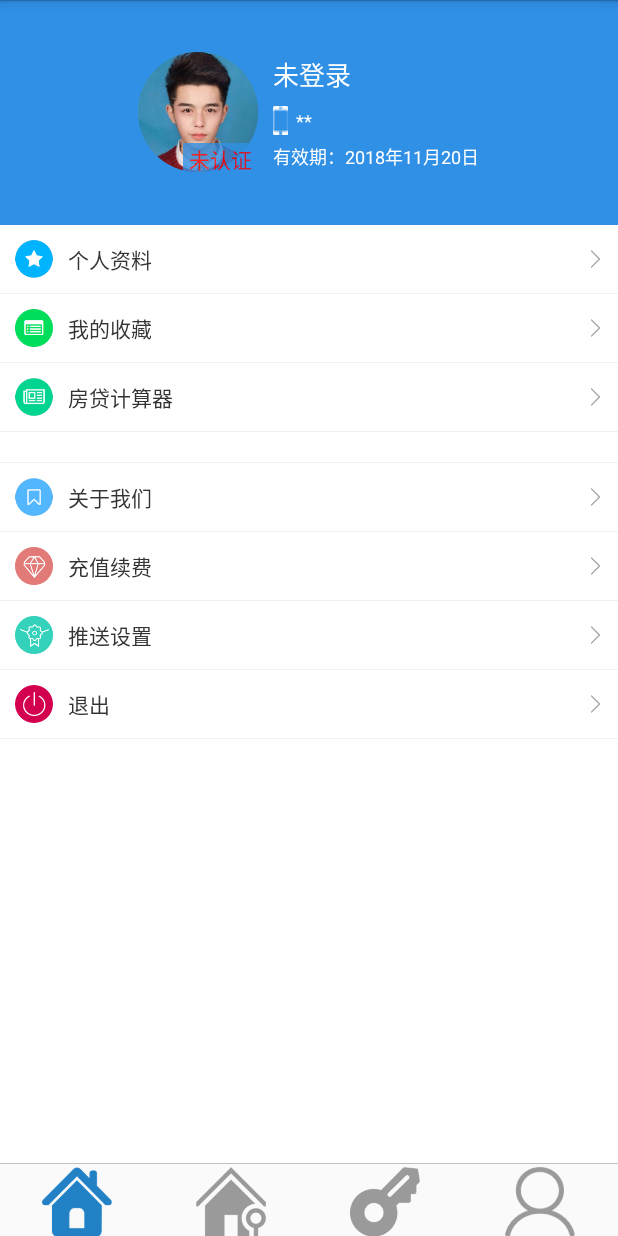
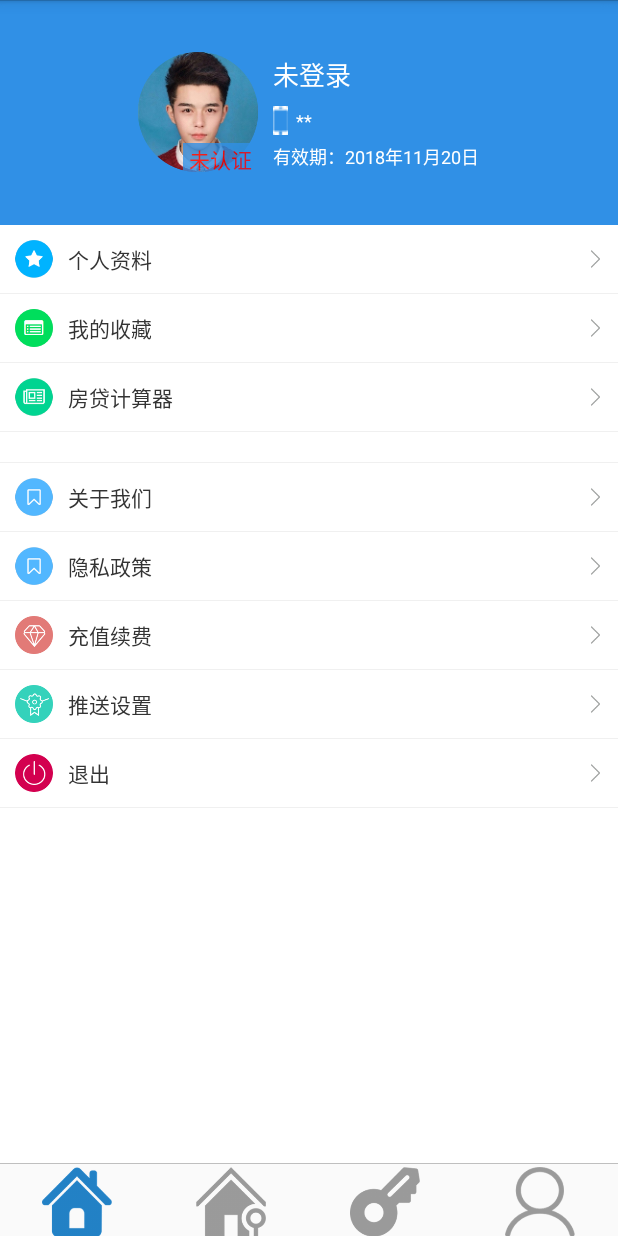
Before and after one commit to zane618/HelplHouseAndorid-master, an Android app: the fragment MineFragment placed in its activity, on a phone screen of 412 x 824 dp. Run offline under Robolectric (Android 15) with nearby library versions, the phone set to English and light mode, and no system bars; our stand-ins replace CircleImageView; libraries missing offline, so code that uses them is left out: cn.jpush.android, com.loc.l.

Commit message:
应用内添加常驻隐私政策

```diff
--- a/app/src/main/AndroidManifest.xml
+++ b/app/src/main/AndroidManifest.xml
@@ -34,18 +34,14 @@
     <uses-permission android:name="android.permission.READ_CONTACTS" />
     <!-- 允许应用程序更改主屏幕中的设置和快捷方式 -->
     <uses-permission android:name="android.permission.WRITE_SETTINGS" />
-    <uses-permission android:name="android.permission.SEND_SMS" />
     <!-- 允许应用程序写入(不能读取)用户的通讯录数据 -->
     <uses-permission android:name="android.permission.SYSTEM_ALERT_WINDOW" />
-    <uses-permission android:name="android.permission.READ_SMS" />
     <!-- 允许程序获取当前或最近运行的应用 -->
     <uses-permission android:name="android.permission.GET_TASKS" />
     <uses-permission android:name="android.permission.WAKE_LOCK" />
     <!-- 允许应用程序修改全局声音设置的权限 -->
     <uses-permission android:name="android.permission.MODIFY_AUDIO_SETTINGS" />
     <uses-permission android:name="android.permission.INTERACT_ACROSS_USERS_FULL" />
-    <!-- 录音 -->
-    <uses-permission android:name="android.permission.RECORD_AUDIO" />
     <!-- 控制振动器 -->
     <uses-permission android:name="android.permission.VIBRATE" />
     <uses-permission android:name="android.permission.RECEIVE_BOOT_COMPLETED" />
--- a/app/src/main/java/com/zidiv/realty/fragment/MineFragment.java
+++ b/app/src/main/java/com/zidiv/realty/fragment/MineFragment.java
@@ -78,6 +78,7 @@ public class MineFragment extends BaseFragment implements View.OnClickListener {
     private RelativeLayout my_calculate;//房贷计算器
     private RelativeLayout my_push;//推送
     private RelativeLayout my_price;//充值
+    private RelativeLayout my_yszc;//隐私政策
     private AlertDialog alertDialog;
     private final int REQUEST_IMAGE = 2;
     private ArrayList<String> mSelectPath;
@@ -141,7 +142,7 @@ public class MineFragment extends BaseFragment implements View.OnClickListener {
         my_price = (RelativeLayout) view.findViewById(R.id.my_price);
         my_push = (RelativeLayout) view.findViewById(R.id.my_push);
         my_loginout = (RelativeLayout) view.findViewById(R.id.my_loginout);
-
+        my_yszc = view.findViewById(R.id.my_yszc);
         //点击事件
         my_info.setOnClickListener(this);
         my_collect.setOnClickListener(this);
@@ -151,6 +152,7 @@ public class MineFragment extends BaseFragment implements View.OnClickListener {
         my_push.setOnClickListener(this);
         my_loginout.setOnClickListener(this);
         img_avatar.setOnClickListener(this);
+        my_yszc.setOnClickListener(this);
     }
 
 
@@ -285,6 +287,14 @@ public class MineFragment extends BaseFragment implements View.OnClickListener {
                 break;
             case R.id.dimiss_dialoag:
                 alertDialog.dismiss();
+                break;
+            case R.id.my_yszc:
+                Intent intentone = new Intent(context, AdDetailActivity.class);
+//                intentone.putExtra("title", "用户服务协议");
+//                intentone.putExtra("src", "http://www.80mf.com/admin/notlogin.htm");
+                intentone.putExtra("title", "隐私政策");
+                intentone.putExtra("src", "http://www.80mf.com/admin/snotlogin.htm");
+                startActivity(intentone);
                 break;
             default:
                 System.out.print("NO-imageView");
--- a/app/src/main/res/layout/fragment_mine.xml
+++ b/app/src/main/res/layout/fragment_mine.xml
@@ -251,6 +251,46 @@
                 android:layout_width="match_parent"
                 android:layout_height="1px"
                 android:background="@color/background_all" />
+            <!-- 隐私政策 -->
+            <RelativeLayout
+                android:id="@+id/my_yszc"
+                android:layout_width="match_parent"
+                android:layout_height="45dp"
+                android:background="@color/white"
+                android:padding="10dp">
+
+                <ImageView
+                    android:id="@+id/img_yszc"
+                    android:layout_width="25dp"
+                    android:layout_height="25dp"
+                    android:layout_centerVertical="true"
+                    android:scaleType="fitCenter"
+                    android:src="@drawable/icon_zidiv_lfive" />
+
+                <TextView
+                    android:layout_width="wrap_content"
+                    android:layout_height="wrap_content"
+                    android:layout_centerVertical="true"
+                    android:layout_marginLeft="10dp"
+                    android:layout_toRightOf="@id/img_yszc"
+                    android:text="隐私政策"
+                    android:textColor="@color/txt"
+                    android:textSize="@dimen/sp14" />
+
+                <ImageView
+                    android:layout_width="10dp"
+                    android:layout_height="12dp"
+                    android:layout_alignParentRight="true"
+                    android:layout_centerVertical="true"
+                    android:scaleType="fitCenter"
+                    android:src="@drawable/icon_com_right" />
+
+            </RelativeLayout>
+
+            <View
+                android:layout_width="match_parent"
+                android:layout_height="1px"
+                android:background="@color/background_all" />
             <!-- 充值续费 -->
             <RelativeLayout
                 android:id="@+id/my_price"
```
